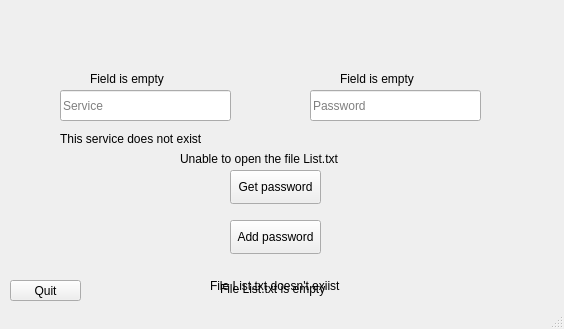
Pafffnutiy/PwdManager, file Sources/mainwindow.ui: the form before one commit.
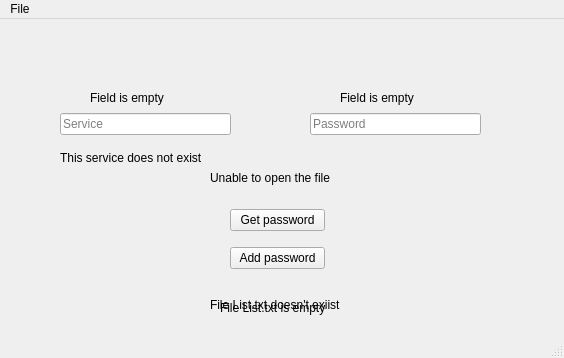
The form after the commit.

What changed in the file:
```diff
--- a/Sources/mainwindow.ui
+++ b/Sources/mainwindow.ui
@@ -7,89 +7,25 @@
     <x>0</x>
     <y>0</y>
     <width>564</width>
-    <height>329</height>
+    <height>358</height>
    </rect>
   </property>
+  <property name="minimumSize">
+   <size>
+    <width>564</width>
+    <height>358</height>
+   </size>
+  </property>
+  <property name="maximumSize">
+   <size>
+    <width>564</width>
+    <height>358</height>
+   </size>
+  </property>
   <property name="windowTitle">
    <string>MainWindow</string>
   </property>
   <widget class="QWidget" name="centralwidget">
-   <widget class="QLineEdit" name="Service">
-    <property name="enabled">
-     <bool>true</bool>
-    </property>
-    <property name="geometry">
-     <rect>
-      <x>60</x>
-      <y>90</y>
-      <width>171</width>
-      <height>31</height>
-     </rect>
-    </property>
-    <property name="text">
-     <string/>
-    </property>
-    <property name="frame">
-     <bool>true</bool>
-    </property>
-    <property name="cursorPosition">
-     <number>0</number>
-    </property>
-    <property name="dragEnabled">
-     <bool>false</bool>
-    </property>
-    <property name="placeholderText">
-     <string>Service</string>
-    </property>
-    <property name="clearButtonEnabled">
-     <bool>false</bool>
-    </property>
-   </widget>
-   <widget class="QLineEdit" name="Password">
-    <property name="geometry">
-     <rect>
-      <x>310</x>
-      <y>90</y>
-      <width>171</width>
-      <height>31</height>
-     </rect>
-    </property>
-    <property name="text">
-     <string/>
-    </property>
-    <property name="readOnly">
-     <bool>false</bool>
-    </property>
-    <property name="placeholderText">
-     <string>Password</string>
-    </property>
-   </widget>
-   <widget class="QPushButton" name="GetPassword">
-    <property name="geometry">
-     <rect>
-      <x>230</x>
-      <y>170</y>
-      <width>91</width>
-      <height>34</height>
-     </rect>
-    </property>
-    <property name="text">
-     <string>Get password</string>
-    </property>
-   </widget>
-   <widget class="QPushButton" name="Add">
-    <property name="geometry">
-     <rect>
-      <x>230</x>
-      <y>220</y>
-      <width>91</width>
-      <height>34</height>
-     </rect>
-    </property>
-    <property name="text">
-     <string>Add password</string>
-    </property>
-   </widget>
    <widget class="QLabel" name="Exist">
     <property name="geometry">
      <rect>
@@ -145,14 +81,14 @@
    <widget class="QLabel" name="Unable">
     <property name="geometry">
      <rect>
-      <x>180</x>
+      <x>210</x>
       <y>150</y>
-      <width>191</width>
+      <width>141</width>
       <height>18</height>
      </rect>
     </property>
     <property name="text">
-     <string>Unable to open the file List.txt</string>
+     <string>Unable to open the file</string>
     </property>
    </widget>
    <widget class="QLabel" name="ExistSRV">
@@ -168,21 +104,122 @@
      <string>This service does not exist</string>
     </property>
    </widget>
-   <widget class="QPushButton" name="Quit">
+   <widget class="QWidget" name="verticalLayoutWidget">
     <property name="geometry">
      <rect>
-      <x>10</x>
-      <y>280</y>
-      <width>71</width>
-      <height>21</height>
+      <x>230</x>
+      <y>180</y>
+      <width>95</width>
+      <height>81</height>
      </rect>
     </property>
-    <property name="text">
-     <string>Quit</string>
+    <layout class="QVBoxLayout" name="Buttons">
+     <item>
+      <widget class="QPushButton" name="GetPassword">
+       <property name="text">
+        <string>Get password</string>
+       </property>
+      </widget>
+     </item>
+     <item>
+      <widget class="QPushButton" name="Add">
+       <property name="text">
+        <string>Add password</string>
+       </property>
+      </widget>
+     </item>
+    </layout>
+   </widget>
+   <widget class="QWidget" name="horizontalLayoutWidget">
+    <property name="geometry">
+     <rect>
+      <x>60</x>
+      <y>90</y>
+      <width>421</width>
+      <height>31</height>
+     </rect>
     </property>
+    <layout class="QHBoxLayout" name="Fields">
+     <property name="spacing">
+      <number>79</number>
+     </property>
+     <item>
+      <widget class="QLineEdit" name="Service">
+       <property name="enabled">
+        <bool>true</bool>
+       </property>
+       <property name="text">
+        <string/>
+       </property>
+       <property name="frame">
+        <bool>true</bool>
+       </property>
+       <property name="cursorPosition">
+        <number>0</number>
+       </property>
+       <property name="dragEnabled">
+        <bool>false</bool>
+       </property>
+       <property name="placeholderText">
+        <string>Service</string>
+       </property>
+       <property name="clearButtonEnabled">
+        <bool>false</bool>
+       </property>
+      </widget>
+     </item>
+     <item>
+      <widget class="QLineEdit" name="Password">
+       <property name="text">
+        <string/>
+       </property>
+       <property name="readOnly">
+        <bool>false</bool>
+       </property>
+       <property name="placeholderText">
+        <string>Password</string>
+       </property>
+      </widget>
+     </item>
+    </layout>
    </widget>
   </widget>
   <widget class="QStatusBar" name="statusbar"/>
+  <widget class="QMenuBar" name="menuBar">
+   <property name="geometry">
+    <rect>
+     <x>0</x>
+     <y>0</y>
+     <width>564</width>
+     <height>26</height>
+    </rect>
+   </property>
+   <widget class="QMenu" name="menuFile">
+    <property name="title">
+     <string>File</string>
+    </property>
+    <addaction name="ChangeUser"/>
+    <addaction name="separator"/>
+    <addaction name="actionQuit"/>
+    <addaction name="separator"/>
+   </widget>
+   <addaction name="menuFile"/>
+  </widget>
+  <action name="ChangeUser">
+   <property name="text">
+    <string>Change user</string>
+   </property>
+  </action>
+  <action name="actionQuit">
+   <property name="text">
+    <string>Quit</string>
+   </property>
+  </action>
+  <action name="actionQuit1">
+   <property name="text">
+    <string>Quit1</string>
+   </property>
+  </action>
  </widget>
  <resources/>
  <connections/>
```
